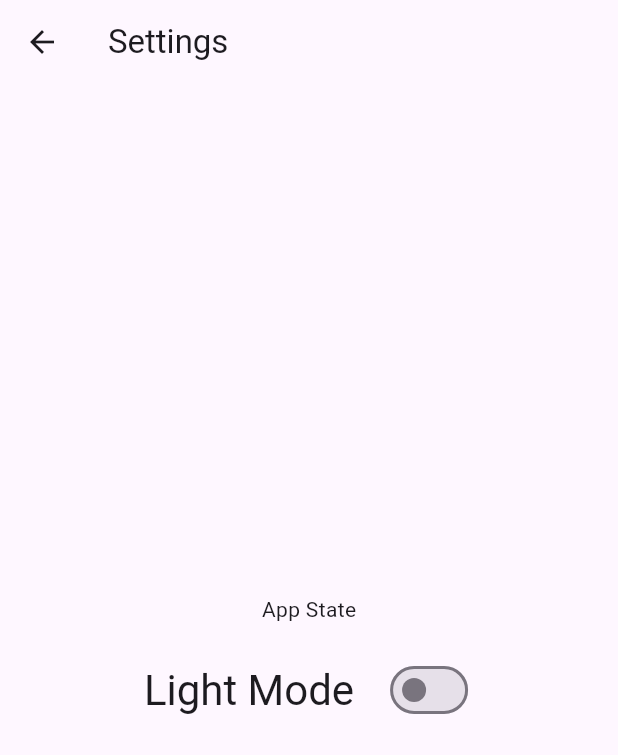
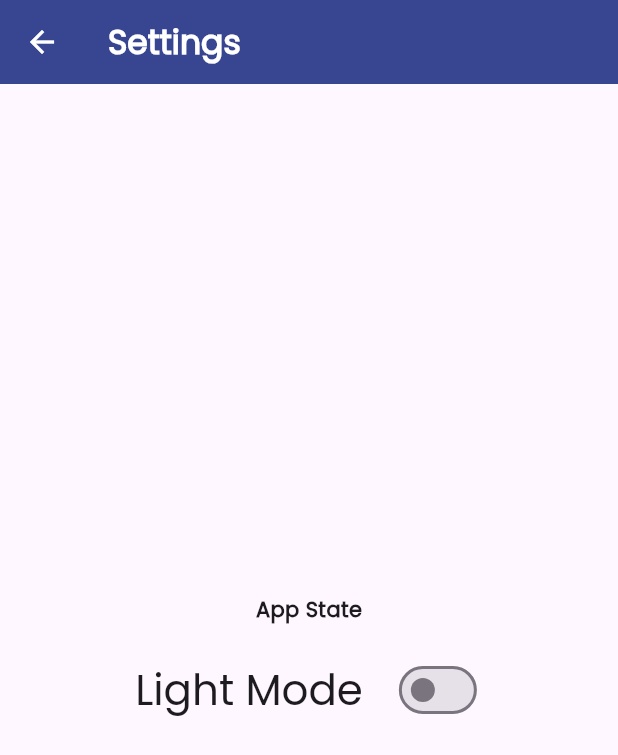
Before and after one commit to johngabriel0311/abonita_advmobprogAY2627, a Flutter app: the HomeScreen screen opened by its route, after a tap on the "settings" icon, on a phone screen of 412 x 824 dp. Shown: the top 755 px of the screen. Run offline on Flutter 3.47's test engine with Material 3 defaults, Android fonts, the phone set to English and light mode, and no system bars; our stand-ins replace cached_network_image, flutter_dotenv, flutter_screenutil, shared_preferences; accounts and stored records are empty; network calls fail.

Commit message:
long-exam1

```diff
--- a/abonita_advmobprog/lib/screens/product_screen.dart
+++ b/abonita_advmobprog/lib/screens/product_screen.dart
@@ -43,6 +43,8 @@ class _ProductScreenState extends State<ProductScreen> {
     _productsFuture = ProductService().getAllProducts();
 
     _productsFuture.then((products) {
+      if (!mounted) return;
+
       setState(() {
         _allProducts = products;
         _filteredProducts = products;
@@ -191,40 +193,100 @@ class _ProductScreenState extends State<ProductScreen> {
   // Builds the product screen interface.
   @override
   Widget build(BuildContext context) {
+    // -----------------------------------------
+    // THEME COLORS
+    // -----------------------------------------
+
+    final bool isDarkMode = Theme.of(context).brightness == Brightness.dark;
+
+    final Color primaryColor = const Color(0xFF354591);
+
+    final Color yellowColor = const Color(0xFFFFD41C);
+
+    final Color categoryCircleColor = isDarkMode
+        ? const Color(0xFFE9E9E9)
+        : Colors.grey.shade200;
+
+    final Color categoryTextColor = isDarkMode ? Colors.white : Colors.black87;
+
+    final Color searchTextColor = isDarkMode ? Colors.white : Colors.black87;
+
+    final Color searchHintColor = isDarkMode ? Colors.white70 : Colors.black54;
+
+    final Color searchBorderColor = isDarkMode
+        ? Colors.white54
+        : Colors.black54;
+
     return SafeArea(
       child: SingleChildScrollView(
         padding: EdgeInsets.symmetric(horizontal: 16.w, vertical: 16.h),
         child: Column(
           crossAxisAlignment: CrossAxisAlignment.start,
           children: [
-            // Search bar.
+            // -----------------------------------------
+            // SEARCH BAR
+            // -----------------------------------------
             TextField(
               controller: _searchController,
 
-              // Filters products as the user types.
+              style: TextStyle(
+                fontFamily: 'Poppins',
+                fontSize: 14.sp,
+                color: searchTextColor,
+              ),
+
+              cursorColor: isDarkMode ? yellowColor : primaryColor,
+
               onChanged: _searchProducts,
 
               decoration: InputDecoration(
                 hintText: 'Search products...',
-                prefixIcon: const Icon(Icons.search),
+
+                hintStyle: TextStyle(
+                  fontFamily: 'Poppins',
+                  fontSize: 14.sp,
+                  color: searchHintColor,
+                ),
+
+                prefixIcon: Icon(Icons.search, color: searchHintColor),
+
                 border: OutlineInputBorder(
                   borderRadius: BorderRadius.circular(12.r),
+                ),
+
+                enabledBorder: OutlineInputBorder(
+                  borderRadius: BorderRadius.circular(12.r),
+                  borderSide: BorderSide(color: searchBorderColor, width: 1.2),
+                ),
+
+                focusedBorder: OutlineInputBorder(
+                  borderRadius: BorderRadius.circular(12.r),
+                  borderSide: BorderSide(
+                    color: isDarkMode ? yellowColor : primaryColor,
+                    width: 2,
+                  ),
                 ),
               ),
             ),
 
             SizedBox(height: 14.h),
 
-            // Displays the available product categories.
+            // -----------------------------------------
+            // CATEGORIES
+            // -----------------------------------------
             SizedBox(
-              height: 100.h,
+              height: 80.h,
+
               child: _categories.isEmpty
                   ? const SizedBox()
                   : ListView.separated(
                       scrollDirection: Axis.horizontal,
+
                       itemCount: _categories.length + 1,
+
                       separatorBuilder: (context, index) =>
                           SizedBox(width: 14.w),
+
                       itemBuilder: (context, index) {
                         final category = index == 0
                             ? 'All'
@@ -236,46 +298,66 @@ class _ProductScreenState extends State<ProductScreen> {
                           onTap: () {
                             _selectCategory(category);
                           },
+
                           child: SizedBox(
                             width: 65.w,
+
                             child: Column(
                               children: [
-                                // Circular category icon.
+                                // -----------------------------------------
+                                // CATEGORY ICON
+                                // -----------------------------------------
                                 Container(
                                   width: 52.w,
                                   height: 52.w,
+
                                   decoration: BoxDecoration(
                                     shape: BoxShape.circle,
+
                                     color: isSelected
-                                        ? const Color(0xFF354591)
-                                        : Colors.grey.shade200,
+                                        ? primaryColor
+                                        : categoryCircleColor,
                                   ),
+
                                   child: Icon(
                                     _getCategoryIcon(category),
+
                                     size: 24.sp,
+
                                     color: isSelected
                                         ? Colors.white
-                                        : const Color(0xFF354591),
+                                        : primaryColor,
                                   ),
                                 ),
 
                                 SizedBox(height: 6.h),
 
-                                // Displays the category name.
+                                // -----------------------------------------
+                                // CATEGORY NAME
+                                // -----------------------------------------
                                 Text(
                                   _formatCategoryName(category),
+
                                   textAlign: TextAlign.center,
+
                                   maxLines: 2,
+
                                   overflow: TextOverflow.ellipsis,
+
                                   style: TextStyle(
                                     fontFamily: 'Poppins',
+
                                     fontSize: 10.sp,
+
                                     fontWeight: isSelected
                                         ? FontWeight.bold
                                         : FontWeight.w500,
+
                                     color: isSelected
-                                        ? const Color(0xFF354591)
-                                        : Colors.black87,
+                                        ? (isDarkMode
+                                              ? yellowColor
+                                              : primaryColor)
+                                        : categoryTextColor,
                                   ),
                                 ),
                               ],
@@ -286,17 +368,24 @@ class _ProductScreenState extends State<ProductScreen> {
                     ),
             ),
 
-            SizedBox(height: 16.h),
+            SizedBox(height: 4.h),
 
+            // -----------------------------------------
+            // PRODUCTS
+            // -----------------------------------------
             FutureBuilder<List<Product>>(
               future: _productsFuture,
+
               builder: (context, snapshot) {
                 // Shows a loading indicator while products load.
                 if (snapshot.connectionState == ConnectionState.waiting) {
                   return Center(
                     child: Padding(
                       padding: EdgeInsets.all(32.r),
-                      child: const CircularProgressIndicator(),
+
+                      child: CircularProgressIndicator(
+                        color: isDarkMode ? yellowColor : primaryColor,
+                      ),
                     ),
                   );
                 }
@@ -323,11 +412,13 @@ class _ProductScreenState extends State<ProductScreen> {
                   );
                 }
 
-                // Displays a message when search or category filtering has no results.
+                // Displays a message when search or category filtering
+                // has no results.
                 if (_filteredProducts.isEmpty) {
                   return Center(
                     child: Padding(
                       padding: EdgeInsets.all(32.r),
+
                       child: CustomText(
                         text: 'No products found.',
                         fontSize: 14.sp,
@@ -338,14 +429,21 @@ class _ProductScreenState extends State<ProductScreen> {
 
                 return GridView.builder(
                   shrinkWrap: true,
+
                   physics: const NeverScrollableScrollPhysics(),
+
                   itemCount: _filteredProducts.length,
+
                   gridDelegate: SliverGridDelegateWithFixedCrossAxisCount(
                     crossAxisCount: 2,
+
                     crossAxisSpacing: 10.w,
+
                     mainAxisSpacing: 10.h,
+
                     childAspectRatio: 0.70,
                   ),
+
                   itemBuilder: (context, index) {
                     final product = _filteredProducts[index];
 
@@ -356,6 +454,7 @@ class _ProductScreenState extends State<ProductScreen> {
                       onTap: () {
                         Navigator.push(
                           context,
+
                           MaterialPageRoute(
                             builder: (_) =>
                                 ProductDetailsScreen(product: product),
@@ -365,59 +464,80 @@ class _ProductScreenState extends State<ProductScreen> {
 
                       child: Card(
                         elevation: 2,
+
                         clipBehavior: Clip.antiAlias,
+
                         shape: RoundedRectangleBorder(
                           borderRadius: BorderRadius.circular(12.r),
                         ),
+
                         child: Column(
                           crossAxisAlignment: CrossAxisAlignment.start,
+
                           children: [
-                            // Displays the product image and discount badge.
+                            // -----------------------------------------
+                            // PRODUCT IMAGE
+                            // -----------------------------------------
                             Expanded(
                               child: Stack(
                                 children: [
                                   SizedBox(
                                     width: double.infinity,
+
                                     height: double.infinity,
+
                                     child: CachedNetworkImage(
                                       imageUrl: product.thumbnail,
+
                                       fit: BoxFit.cover,
+
                                       width: double.infinity,
 
-                                      // Shows a loading indicator while the image loads.
-                                      placeholder: (context, url) =>
-                                          const Center(
-                                            child: CircularProgressIndicator(),
-                                          ),
+                                      placeholder: (context, url) => Center(
+                                        child: CircularProgressIndicator(
+                                          color: isDarkMode
+                                              ? yellowColor
+                                              : primaryColor,
+                                        ),
+                                      ),
 
-                                      // Shows an icon if the image fails to load.
                                       errorWidget: (context, url, error) =>
                                           Icon(Icons.broken_image, size: 24.sp),
                                     ),
                                   ),
 
-                                  // Displays the discount percentage.
+                                  // -----------------------------------------
+                                  // DISCOUNT BADGE
+                                  // -----------------------------------------
                                   if (product.discountPercentage > 0)
                                     Positioned(
                                       top: 8.h,
                                       left: 8.w,
+
                                       child: Container(
                                         padding: EdgeInsets.symmetric(
                                           horizontal: 7.w,
                                           vertical: 4.h,
                                         ),
+
                                         decoration: BoxDecoration(
-                                          color: const Color(0xFFFFC325),
+                                          color: yellowColor,
+
                                           borderRadius: BorderRadius.circular(
                                             6.r,
                                           ),
                                         ),
+
                                         child: Text(
                                           '${product.discountPercentage.toStringAsFixed(0)}% OFF',
+
                                           style: TextStyle(
                                             fontFamily: 'Poppins',
+
                                             fontSize: 10.sp,
+
                                             fontWeight: FontWeight.bold,
+
                                             color: Colors.black,
                                           ),
                                         ),
@@ -427,44 +547,61 @@ class _ProductScreenState extends State<ProductScreen> {
                               ),
                             ),
 
+                            // -----------------------------------------
+                            // PRODUCT INFORMATION
+                            // -----------------------------------------
                             Padding(
                               padding: EdgeInsets.all(8.r),
+
                               child: Column(
                                 crossAxisAlignment: CrossAxisAlignment.start,
+
                                 children: [
-                                  // Displays the product name.
+                                  // Product name.
                                   CustomText(
                                     text: product.title,
+
                                     fontSize: 14.sp,
+
                                     fontWeight: FontWeight.bold,
+
                                     maxLines: 1,
+
                                     overflow: TextOverflow.ellipsis,
                                   ),
 
                                   SizedBox(height: 4.h),
 
-                                  // Displays the product price.
+                                  // Product price.
                                   CustomText(
                                     text:
                                         '\$${product.price.toStringAsFixed(2)}',
+
                                     fontSize: 13.sp,
+
                                     fontWeight: FontWeight.w600,
                                   ),
 
                                   SizedBox(height: 4.h),
 
-                                  // Displays the product rating.
+                                  // Product rating.
                                   Row(
                                     children: [
                                       Icon(
                                         Icons.star,
-                                        color: const Color(0xFFFFC325),
+
+                                        color: yellowColor,
+
                                         size: 16.sp,
                                       ),
+
                                       SizedBox(width: 4.w),
+
                                       CustomText(
                                         text: product.rating.toStringAsFixed(1),
+
                                         fontSize: 12.sp,
+
                                         fontWeight: FontWeight.w500,
                                       ),
                                     ],
--- a/abonita_advmobprog/lib/screens/settings_screen.dart
+++ b/abonita_advmobprog/lib/screens/settings_screen.dart
@@ -13,13 +13,28 @@ class SettingsScreen extends StatelessWidget {
     final themeModel = context.watch<ThemeProvider>();
 
     return Scaffold(
-      appBar: AppBar(title: const Text("Settings")),
+      appBar: AppBar(
+        backgroundColor: const Color(0xFF354591),
+        foregroundColor: Colors.white,
+        elevation: 2,
+        title: const Text(
+          "Settings",
+          style: TextStyle(fontFamily: 'Poppins', fontWeight: FontWeight.w600),
+        ),
+      ),
+
       body: Center(
         child: Column(
           mainAxisAlignment: MainAxisAlignment.center,
           children: [
             // Displays the settings section title.
-            const Text("App State"),
+            const Text(
+              "App State",
+              style: TextStyle(
+                fontFamily: 'Poppins',
+                fontWeight: FontWeight.w600,
+              ),
+            ),
 
             const SizedBox(height: 20),
 
@@ -29,7 +44,9 @@ class SettingsScreen extends StatelessWidget {
                 // Displays the current theme mode.
                 Text(
                   themeModel.isDark ? "Dark Mode" : "Light Mode",
-                  style: Theme.of(context).textTheme.headlineMedium,
+                  style: Theme.of(
+                    context,
+                  ).textTheme.headlineMedium?.copyWith(fontFamily: 'Poppins'),
                 ),
 
                 const SizedBox(width: 20),
```
